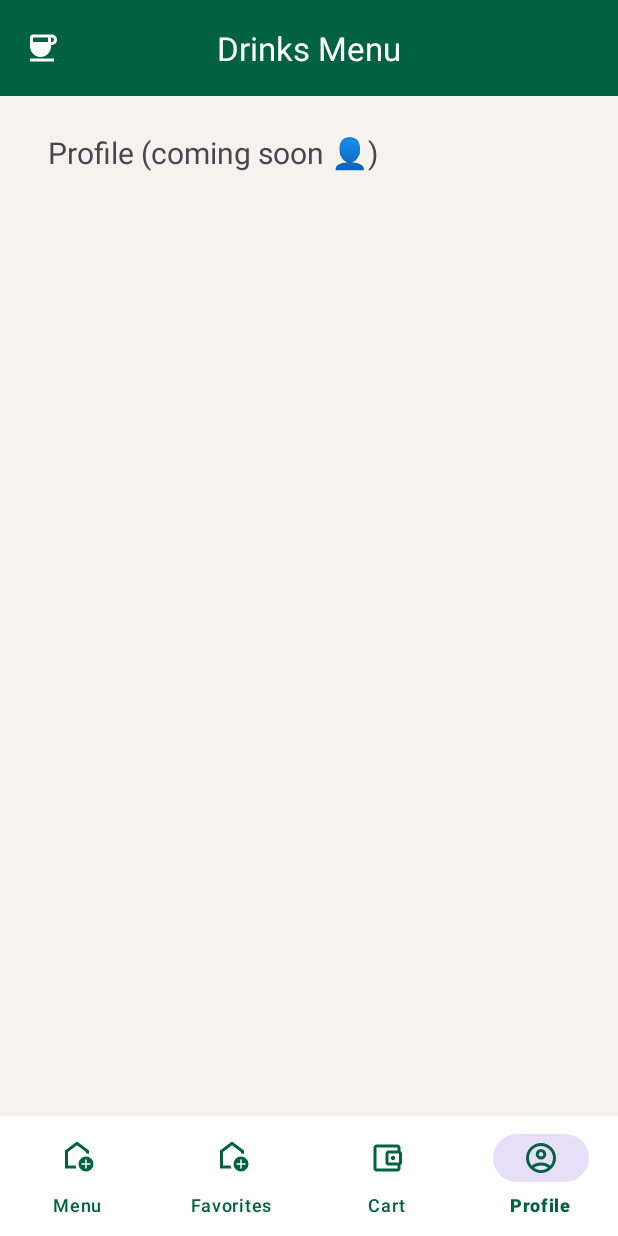
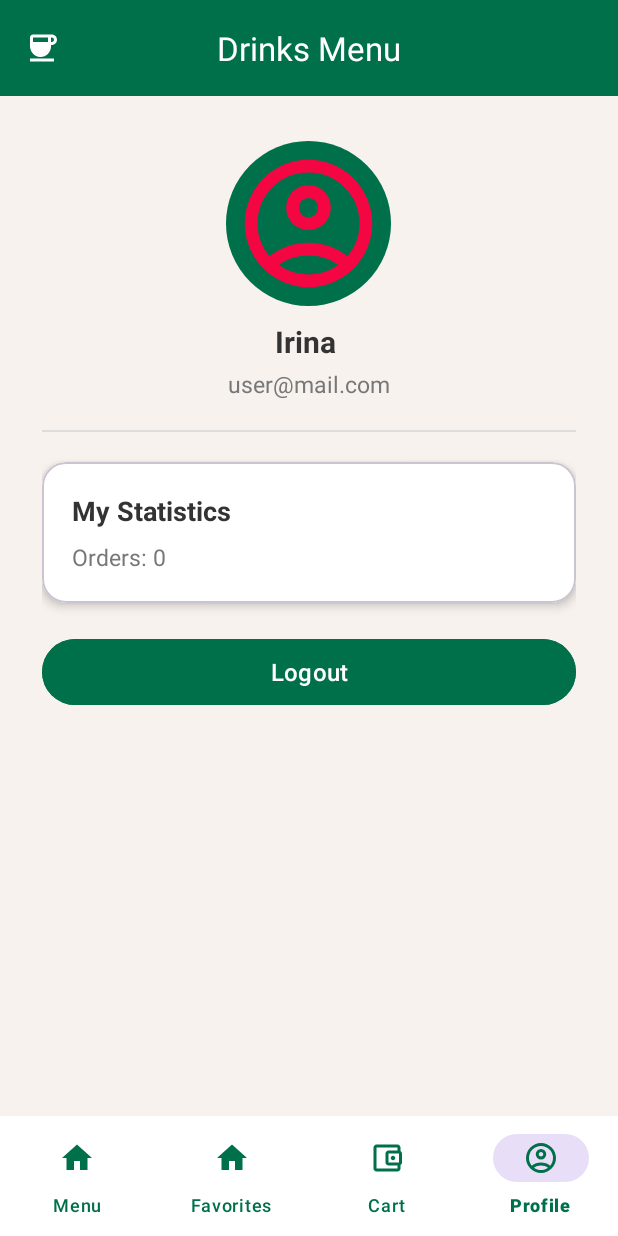
Before and after one commit to rabbitrunout/AndroidApp2, an Android app: the screen it shows after launch (MainActivity), item 4 of the bottom bar chosen, on a phone screen of 412 x 824 dp. Run offline under Robolectric (Android 15) with nearby library versions, the phone set to English and light mode, and no system bars.

Commit message:
Added Profile page

```diff
--- a/app/src/main/java/com/example/coffeeappday1a/ui/ProfileFragment.kt
+++ b/app/src/main/java/com/example/coffeeappday1a/ui/ProfileFragment.kt
@@ -5,20 +5,28 @@ import android.view.LayoutInflater
 import android.view.View
 import android.view.ViewGroup
 import androidx.fragment.app.Fragment
-import com.example.coffeeappday1a.databinding.FragmentSimpleBinding
+import com.example.coffeeappday1a.databinding.FragmentProfileBinding
 
 class ProfileFragment : Fragment() {
 
-    private var _binding: FragmentSimpleBinding? = null
+    private var _binding: FragmentProfileBinding? = null
     private val binding get() = _binding!!
 
-    override fun onCreateView(inflater: LayoutInflater, container: ViewGroup?, savedInstanceState: Bundle?): View {
-        _binding = FragmentSimpleBinding.inflate(inflater, container, false)
+    override fun onCreateView(
+        inflater: LayoutInflater,
+        container: ViewGroup?,
+        savedInstanceState: Bundle?
+    ): View {
+        _binding = FragmentProfileBinding.inflate(inflater, container, false)
         return binding.root
     }
 
     override fun onViewCreated(view: View, savedInstanceState: Bundle?) {
-        binding.textView.text = "Profile (coming soon 👤)"
+        super.onViewCreated(view, savedInstanceState)
+
+        binding.profileName.text = "Irina "
+        binding.profileEmail.text = "user@mail.com"
+        binding.statTotalOrders.text = "Orders: ${CartManager.getTotalQuantity()}"
     }
 
     override fun onDestroyView() {
--- /dev/null
+++ b/app/src/main/res/drawable/avatar_bg.xml
@@ -0,0 +1,5 @@
+<?xml version="1.0" encoding="utf-8"?>
+<shape xmlns:android="http://schemas.android.com/apk/res/android"
+    android:shape="oval">
+    <solid android:color="@color/coffee_primary"/>
+</shape>
--- /dev/null
+++ b/app/src/main/res/drawable/avatar_circle.xml
@@ -0,0 +1,6 @@
+<?xml version="1.0" encoding="utf-8"?>
+<shape xmlns:android="http://schemas.android.com/apk/res/android"
+    android:shape="oval">
+    <solid android:color="@color/coffee_primary"/>
+    <size android:width="110dp" android:height="110dp"/>
+</shape>
--- a/app/src/main/res/drawable/ic_home.xml
+++ b/app/src/main/res/drawable/ic_home.xml
@@ -1,5 +1,9 @@
-<vector xmlns:android="http://schemas.android.com/apk/res/android" android:height="24dp" android:tint="#7B4E11" android:viewportHeight="960" android:viewportWidth="960" android:width="24dp">
-
-    <path android:fillColor="@android:color/white" android:pathData="M700,760L740,760L740,660L840,660L840,620L740,620L740,520L700,520L700,620L600,620L600,660L700,660L700,760ZM720,840Q637,840 578.5,781.5Q520,723 520,640Q520,557 578.5,498.5Q637,440 720,440Q803,440 861.5,498.5Q920,557 920,640Q920,723 861.5,781.5Q803,840 720,840ZM160,760L160,280L480,40L800,280L800,372Q781,366 761,363Q741,360 720,360L720,320L480,140L240,320L240,680L443,680Q446,701 452,721Q458,741 467,760L160,760ZM480,410L480,410L480,410L480,410L480,410Q480,410 480,410Q480,410 480,410Q480,410 480,410Q480,410 480,410Z"/>
-
+<vector xmlns:android="http://schemas.android.com/apk/res/android"
+    android:width="24dp"
+    android:height="24dp"
+    android:viewportWidth="24"
+    android:viewportHeight="24">
+    <path
+        android:fillColor="#00704A"
+        android:pathData="M10,20v-6h4v6h5v-8h3L12,3 2,12h3v8z"/>
 </vector>
--- a/app/src/main/res/layout/activity_drink_details.xml
+++ b/app/src/main/res/layout/activity_drink_details.xml
@@ -10,7 +10,6 @@
         android:orientation="vertical"
         android:padding="20dp">
 
-        <!-- Название -->
         <TextView
             android:id="@+id/drinkName"
             android:layout_width="wrap_content"
@@ -20,7 +19,6 @@
             android:textStyle="bold"
             android:textColor="@color/coffee_text_primary" />
 
-        <!-- Тип -->
         <TextView
             android:id="@+id/drinkType"
             android:layout_width="wrap_content"
@@ -30,7 +28,6 @@
             android:textColor="@color/coffee_text_secondary"
             android:layout_marginTop="4dp" />
 
-        <!-- Объём -->
         <TextView
             android:id="@+id/drinkVolume"
             android:layout_width="wrap_content"
@@ -40,7 +37,6 @@
             android:textColor="@color/coffee_text_secondary"
             android:layout_marginTop="4dp" />
 
-        <!-- Цена -->
         <TextView
             android:id="@+id/drinkPrice"
             android:layout_width="wrap_content"
@@ -51,7 +47,6 @@
             android:textColor="@color/coffee_primary"
             android:layout_marginTop="8dp" />
 
-        <!-- Подзаголовок размеров -->
         <TextView
             android:layout_width="wrap_content"
             android:layout_height="wrap_content"
@@ -60,7 +55,6 @@
             android:textColor="@color/coffee_text_primary"
             android:layout_marginTop="20dp" />
 
-        <!-- Радио-группа размеров -->
         <RadioGroup
             android:id="@+id/radioSizeGroup"
             android:layout_width="match_parent"
@@ -94,7 +88,6 @@
                 android:textColor="@color/coffee_text_primary" />
         </RadioGroup>
 
-        <!-- Кнопка добавления -->
         <Button
             android:id="@+id/btnAddToCart"
             android:layout_width="match_parent"
@@ -102,7 +95,8 @@
             android:text="Add to cart"
             android:textAllCaps="false"
             android:layout_marginTop="24dp"
-            android:paddingVertical="10dp"
+            android:paddingTop="10dp"
+            android:paddingBottom="10dp"
             android:textSize="16sp"
             android:backgroundTint="@color/coffee_primary"
             android:textColor="@android:color/white" />
--- /dev/null
+++ b/app/src/main/res/layout/fragment_profile.xml
@@ -0,0 +1,100 @@
+<?xml version="1.0" encoding="utf-8"?>
+<ScrollView xmlns:android="http://schemas.android.com/apk/res/android"
+    xmlns:app="http://schemas.android.com/apk/res-auto"
+    android:layout_width="match_parent"
+    android:layout_height="match_parent"
+    android:background="@color/coffee_bg"
+    android:padding="20dp">
+
+    <LinearLayout
+        android:layout_width="match_parent"
+        android:layout_height="wrap_content"
+        android:orientation="vertical"
+        android:gravity="center_horizontal">
+
+        <!-- Аватар -->
+        <ImageView
+            android:id="@+id/profileAvatar"
+            android:layout_width="110dp"
+            android:layout_height="110dp"
+            android:src="@drawable/ic_profile"
+            android:background="@drawable/avatar_bg"
+            android:padding="4dp"
+            android:layout_marginTop="10dp"/>
+
+
+        <!-- Имя пользователя -->
+        <TextView
+            android:id="@+id/profileName"
+            android:layout_width="wrap_content"
+            android:layout_height="wrap_content"
+            android:text="Irina "
+            android:textSize="20sp"
+            android:textStyle="bold"
+            android:textColor="@color/coffee_text_primary"
+            android:layout_marginTop="10dp"/>
+
+        <!-- Email -->
+        <TextView
+            android:id="@+id/profileEmail"
+            android:layout_width="wrap_content"
+            android:layout_height="wrap_content"
+            android:text="user@mail.com"
+            android:textSize="15sp"
+            android:textColor="@color/coffee_text_secondary"
+            android:layout_marginTop="4dp"/>
+
+        <!-- Divider -->
+        <View
+            android:layout_width="match_parent"
+            android:layout_height="1dp"
+            android:background="@color/coffee_divider"
+            android:layout_marginTop="20dp"
+            android:layout_marginBottom="20dp"/>
+
+        <!-- Card -->
+        <com.google.android.material.card.MaterialCardView
+            android:layout_width="match_parent"
+            android:layout_height="wrap_content"
+            android:layout_marginBottom="20dp"
+            app:cardElevation="4dp"
+            app:cardCornerRadius="16dp"
+            app:cardBackgroundColor="@color/white">
+
+            <LinearLayout
+                android:padding="20dp"
+                android:orientation="vertical"
+                android:layout_width="match_parent"
+                android:layout_height="wrap_content">
+
+                <TextView
+                    android:id="@+id/statTitle"
+                    android:layout_width="wrap_content"
+                    android:layout_height="wrap_content"
+                    android:text="My Statistics"
+                    android:textSize="18sp"
+                    android:textStyle="bold"
+                    android:textColor="@color/coffee_text_primary"/>
+
+                <TextView
+                    android:id="@+id/statTotalOrders"
+                    android:layout_width="wrap_content"
+                    android:layout_height="wrap_content"
+                    android:text="Orders: 0"
+                    android:layout_marginTop="8dp"
+                    android:textSize="15sp"
+                    android:textColor="@color/coffee_text_secondary"/>
+            </LinearLayout>
+        </com.google.android.material.card.MaterialCardView>
+
+        <!-- Logout Button -->
+        <Button
+            android:id="@+id/logoutButton"
+            android:layout_width="match_parent"
+            android:layout_height="52dp"
+            android:text="Logout"
+            android:textSize="16sp"
+            android:textColor="@android:color/white"
+            android:backgroundTint="@color/coffee_primary"/>
+    </LinearLayout>
+</ScrollView>
--- a/app/src/main/res/values/colors.xml
+++ b/app/src/main/res/values/colors.xml
@@ -1,14 +1,24 @@
+<?xml version="1.0" encoding="utf-8"?>
 <resources>
-    <!-- базовые -->
-    <color name="black">#FF000000</color>
-    <color name="white">#FFFFFFFF</color>
 
-    <!-- Starbucks-палитра -->
-    <color name="coffee_primary">#006241</color>
-    <color name="coffee_bg">#F5F3EE</color>
-    <color name="coffee_card">#FFFFFFFF</color>
-    <color name="coffee_text_primary">#1F2933</color>
-    <color name="coffee_text_secondary">#6B7280</color>
-    <color name="coffee_divider">#E5E7EB</color>
-    <color name="coffee_ripple">#1A006241</color>
+    <!-- Основная палитра Starbucks -->
+    <color name="coffee_primary">#00704A</color> <!-- зеленый Starbucks -->
+    <color name="coffee_primary_dark">#004C32</color>
+    <color name="coffee_bg">#F7F2EE</color> <!-- светлый фон -->
+    <color name="coffee_card">#FFFFFF</color>
+
+    <!-- Текст -->
+    <color name="coffee_text_primary">#333333</color>
+    <color name="coffee_text_secondary">#777777</color>
+
+    <!-- Разделители -->
+    <color name="coffee_divider">#DDDDDD</color>
+
+    <!-- Белый / чёрный если используются -->
+    <color name="white">#FFFFFF</color>
+    <color name="black">#000000</color>
+
+    <color name="coffee_ripple">#3300704A</color>
+
+
 </resources>
```
